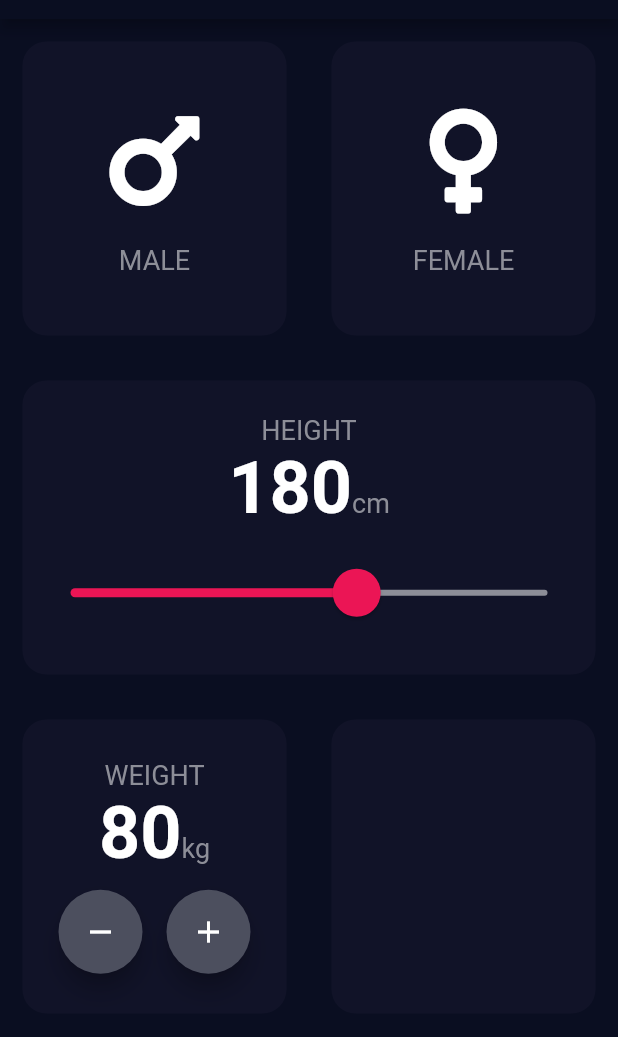
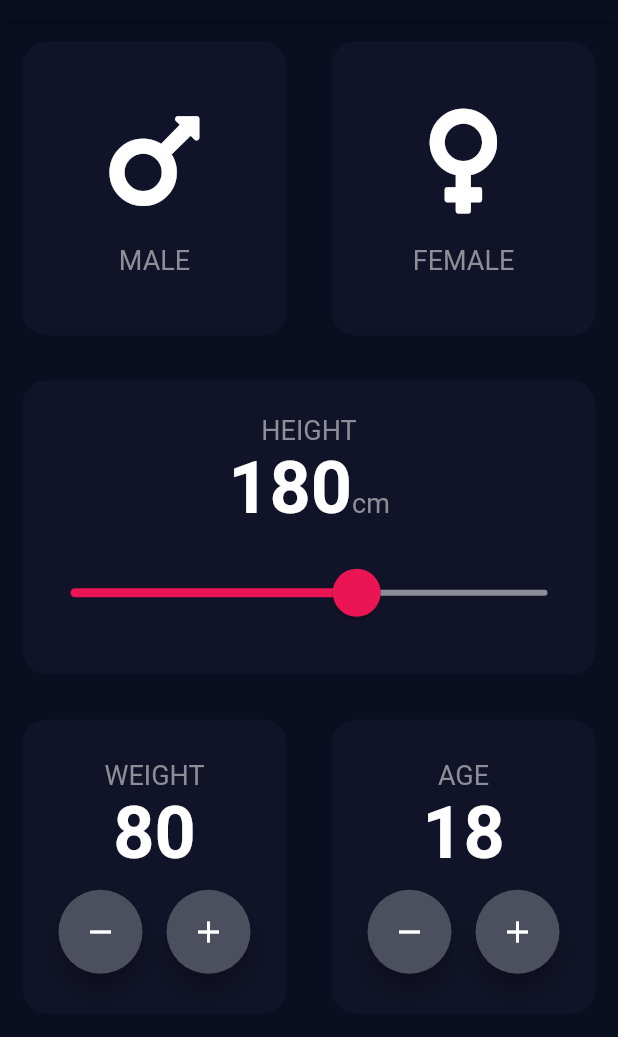
Before and after one commit to robence/flutter_bmi_calculator, a Flutter app: the screen it shows after launch, on a phone screen of 412 x 824 dp, the part 65-1102 px from its top. Run offline on Flutter 3.47's test engine with Material 2 defaults, Android fonts, the phone set to English and light mode, and no system bars; our stand-ins replace font_awesome_flutter.

Commit message:
create age input with buttons

```diff
--- a/lib/input_page.dart
+++ b/lib/input_page.dart
@@ -16,6 +16,7 @@ class _InputPageState extends State<InputPage> {
   Gender? selectedGender;
   int height = 180;
   int weight = 80;
+  int age = 18;
 
   void selectGender(Gender gender) {
     setState(() {
@@ -26,6 +27,12 @@ class _InputPageState extends State<InputPage> {
   void changeWeight(int amount) {
     setState(() {
       weight += amount;
+    });
+  }
+
+  void changeAge(int amount) {
+    setState(() {
+      age += amount;
     });
   }
 
@@ -114,18 +121,7 @@ class _InputPageState extends State<InputPage> {
                           'Weight'.toUpperCase(),
                           style: FontStyles.label,
                         ),
-                        Row(
-                          mainAxisAlignment: MainAxisAlignment.center,
-                          crossAxisAlignment: CrossAxisAlignment.baseline,
-                          textBaseline: TextBaseline.alphabetic,
-                          children: [
-                            Text(weight.toString(), style: FontStyles.number),
-                            const Text(
-                              'kg',
-                              style: FontStyles.label,
-                            ),
-                          ],
-                        ),
+                        Text(weight.toString(), style: FontStyles.number),
                         const SizedBox(
                           height: 10.0,
                         ),
@@ -146,7 +142,35 @@ class _InputPageState extends State<InputPage> {
                       ],
                     ),
                   ),
-                  const ReusableCard(),
+                  ReusableCard(
+                    child: Column(
+                      mainAxisAlignment: MainAxisAlignment.center,
+                      children: [
+                        Text(
+                          'Age'.toUpperCase(),
+                          style: FontStyles.label,
+                        ),
+                        Text(age.toString(), style: FontStyles.number),
+                        const SizedBox(
+                          height: 10.0,
+                        ),
+                        Row(
+                          mainAxisAlignment: MainAxisAlignment.center,
+                          children: [
+                            RoundIconButton(
+                              icon: Icons.remove,
+                              onChange: () => changeAge(-1),
+                            ),
+                            const SizedBox(width: 16.0),
+                            RoundIconButton(
+                              icon: Icons.add,
+                              onChange: () => changeAge(1),
+                            ),
+                          ],
+                        )
+                      ],
+                    ),
+                  ),
                 ],
               ),
             ),
```
